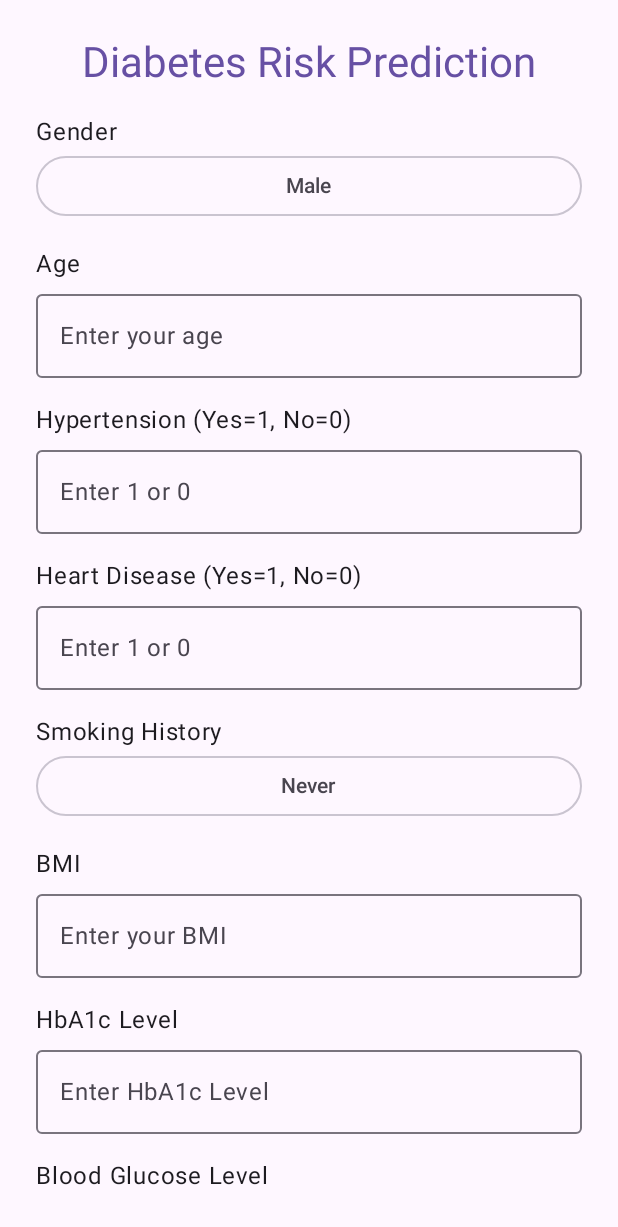
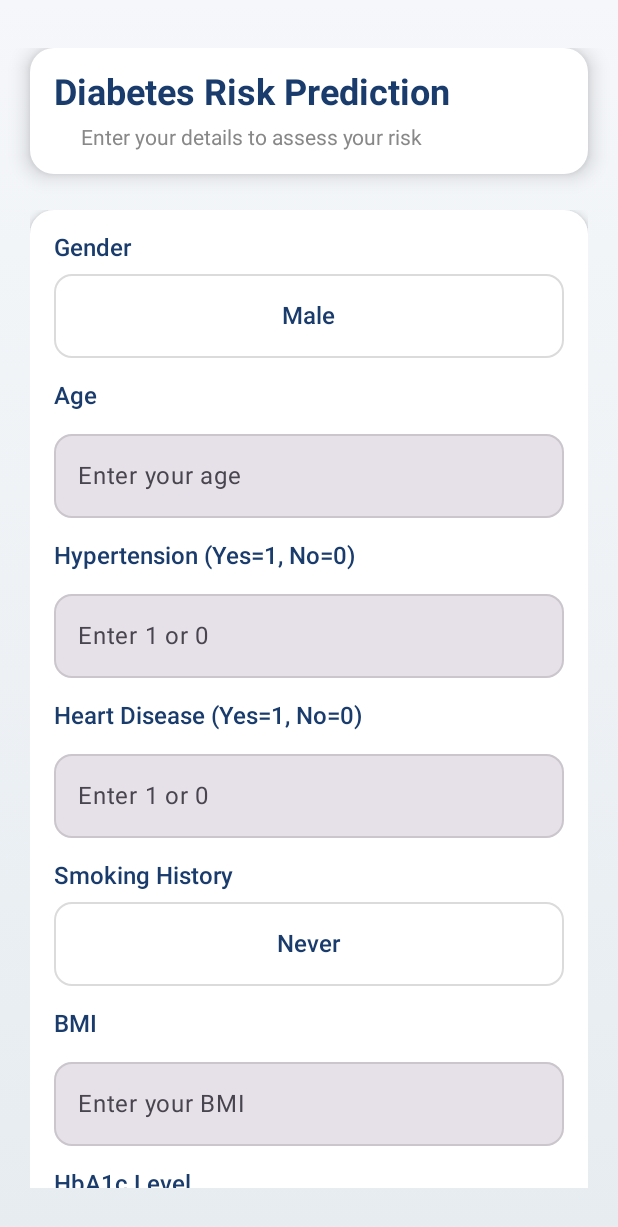
Before and after one commit to dayam8696/Major_Project, an Android app built with Jetpack Compose: the DiabetesPredictionScreen screen opened through its navigation route, on a phone screen of 412 x 824 dp. Shown: the top 1227 px of the screen. Run offline under Robolectric (Android 15) with nearby library versions, the phone set to English and light mode, and no system bars; libraries missing offline, so code that uses them is left out: org.tensorflow.lite.

Commit message:
enhence the UI of diabetes prediction screen

```diff
--- a/app/src/main/java/com/example/majorproject/ui/screens/DiabetesPredictionScreen.kt
+++ b/app/src/main/java/com/example/majorproject/ui/screens/DiabetesPredictionScreen.kt
@@ -2,31 +2,28 @@
 
 import android.content.Context
 import android.widget.Toast
-import androidx.compose.foundation.layout.Box
-import androidx.compose.foundation.layout.Column
-import androidx.compose.foundation.layout.fillMaxSize
-import androidx.compose.foundation.layout.fillMaxWidth
-import androidx.compose.foundation.layout.padding
+import androidx.compose.animation.animateContentSize
+import androidx.compose.foundation.BorderStroke
+import androidx.compose.foundation.background
+import androidx.compose.foundation.border
+import androidx.compose.foundation.layout.*
 import androidx.compose.foundation.rememberScrollState
+import androidx.compose.foundation.shape.RoundedCornerShape
 import androidx.compose.foundation.text.KeyboardOptions
 import androidx.compose.foundation.verticalScroll
-import androidx.compose.material3.Button
-import androidx.compose.material3.DropdownMenu
-import androidx.compose.material3.DropdownMenuItem
-import androidx.compose.material3.MaterialTheme
-import androidx.compose.material3.OutlinedButton
-import androidx.compose.material3.OutlinedTextField
-import androidx.compose.material3.Text
-import androidx.compose.runtime.Composable
-import androidx.compose.runtime.getValue
-import androidx.compose.runtime.mutableStateOf
-import androidx.compose.runtime.remember
-import androidx.compose.runtime.setValue
+import androidx.compose.material3.*
+import androidx.compose.runtime.*
 import androidx.compose.ui.Alignment
 import androidx.compose.ui.Modifier
+import androidx.compose.ui.draw.clip
+import androidx.compose.ui.draw.shadow
+import androidx.compose.ui.graphics.Brush
+import androidx.compose.ui.graphics.Color
 import androidx.compose.ui.platform.LocalContext
+import androidx.compose.ui.text.font.FontWeight
 import androidx.compose.ui.text.input.KeyboardType
 import androidx.compose.ui.unit.dp
+import androidx.compose.ui.unit.sp
 import androidx.navigation.NavController
 import com.example.majorproject.ml.Model
 import org.tensorflow.lite.DataType
@@ -50,145 +47,181 @@
 
     val scrollState = rememberScrollState()
 
+    Box(
+        modifier = Modifier
+            .fillMaxSize()
+            .background(
+                Brush.verticalGradient(
+                    colors = listOf(
+                        Color(0xFFF5F7FA),
+                        Color(0xFFE6ECF0)
+                    )
+                )
+            )
+    ) {
         Column(
             modifier = Modifier
                 .fillMaxSize()
-            .padding(24.dp)
+                .padding(horizontal = 20.dp, vertical = 32.dp)
                 .verticalScroll(scrollState),
+            horizontalAlignment = Alignment.CenterHorizontally
+        ) {
+            // Header
+            Card(
+                modifier = Modifier
+                    .fillMaxWidth()
+                    .padding(bottom = 24.dp)
+                    .shadow(8.dp, RoundedCornerShape(16.dp)),
+                colors = CardDefaults.cardColors(containerColor = Color.White),
+            ) {
+                Column(
+                    modifier = Modifier.padding(16.dp),
                     horizontalAlignment = Alignment.CenterHorizontally
                 ) {
                     Text(
                         text = "Diabetes Risk Prediction",
-            style = MaterialTheme.typography.headlineMedium,
-            color = MaterialTheme.colorScheme.primary,
-            modifier = Modifier.padding(bottom = 16.dp)
+                        fontSize = 24.sp,
+                        fontWeight = FontWeight.Bold,
+                        color = Color(0xFF1A3C6D),
+                        modifier = Modifier.padding(bottom = 8.dp)
                     )
+                    Text(
+                        text = "Enter your details to assess your risk",
+                        fontSize = 14.sp,
+                        color = Color.Gray
+                    )
+                }
+            }
 
+            // Input Fields Card
+            Card(
+                modifier = Modifier
+                    .fillMaxWidth()
+                    .animateContentSize()
+                    .shadow(4.dp, RoundedCornerShape(16.dp)),
+                colors = CardDefaults.cardColors(containerColor = Color.White),
+            ) {
+                Column(
+                    modifier = Modifier.padding(16.dp),
+                    verticalArrangement = Arrangement.spacedBy(16.dp)
+                ) {
                     // Gender Selection
-        Text(
-            text = "Gender",
-            style = MaterialTheme.typography.bodyLarge,
-            modifier = Modifier.align(Alignment.Start)
-        )
+                    InputSection(label = "Gender") {
                         Spinner(
                             items = listOf("Male", "Female"),
                             selectedItem = gender,
                             onItemSelected = { gender = it },
-            modifier = Modifier
-                .fillMaxWidth()
-                .padding(bottom = 16.dp)
+                            modifier = Modifier.fillMaxWidth()
                         )
+                    }
 
                     // Age Input
-        Text(
-            text = "Age",
-            style = MaterialTheme.typography.bodyLarge,
-            modifier = Modifier.align(Alignment.Start)
-        )
+                    InputSection(label = "Age") {
                         OutlinedTextField(
-            value = age,
+                            value = age, // Changed from صحة to value
                             onValueChange = { age = it },
                             label = { Text("Enter your age") },
                             keyboardOptions = KeyboardOptions(keyboardType = KeyboardType.Number),
-            modifier = Modifier
-                .fillMaxWidth()
-                .padding(bottom = 16.dp)
+                            modifier = Modifier.fillMaxWidth(),
+                            shape = RoundedCornerShape(12.dp),
+                            colors = TextFieldDefaults.colors(
+                                focusedIndicatorColor = Color(0xFF1976D2),
+                                unfocusedIndicatorColor = Color.Gray.copy(alpha = 0.3f)
                             )
-
+                        )
+                    }
                     // Hypertension Input
-        Text(
-            text = "Hypertension (Yes=1, No=0)",
-            style = MaterialTheme.typography.bodyLarge,
-            modifier = Modifier.align(Alignment.Start)
-        )
+                    InputSection(label = "Hypertension (Yes=1, No=0)") {
                         OutlinedTextField(
                             value = hypertension,
                             onValueChange = { hypertension = it },
                             label = { Text("Enter 1 or 0") },
                             keyboardOptions = KeyboardOptions(keyboardType = KeyboardType.Number),
-            modifier = Modifier
-                .fillMaxWidth()
-                .padding(bottom = 16.dp)
+                            modifier = Modifier.fillMaxWidth(),
+                            shape = RoundedCornerShape(12.dp),
+                            colors = TextFieldDefaults.colors(
+                                focusedIndicatorColor = Color(0xFF1976D2),
+                                unfocusedIndicatorColor = Color.Gray.copy(alpha = 0.3f)
                             )
+                        )
+                    }
 
                     // Heart Disease Input
-        Text(
-            text = "Heart Disease (Yes=1, No=0)",
-            style = MaterialTheme.typography.bodyLarge,
-            modifier = Modifier.align(Alignment.Start)
-        )
+                    InputSection(label = "Heart Disease (Yes=1, No=0)") {
                         OutlinedTextField(
                             value = heartDisease,
                             onValueChange = { heartDisease = it },
                             label = { Text("Enter 1 or 0") },
                             keyboardOptions = KeyboardOptions(keyboardType = KeyboardType.Number),
-            modifier = Modifier
-                .fillMaxWidth()
-                .padding(bottom = 16.dp)
+                            modifier = Modifier.fillMaxWidth(),
+                            shape = RoundedCornerShape(12.dp),
+                            colors = TextFieldDefaults.colors(
+                                focusedIndicatorColor = Color(0xFF1976D2),
+                                unfocusedIndicatorColor = Color.Gray.copy(alpha = 0.3f)
                             )
+                        )
+                    }
 
                     // Smoking History
-        Text(
-            text = "Smoking History",
-            style = MaterialTheme.typography.bodyLarge,
-            modifier = Modifier.align(Alignment.Start)
-        )
+                    InputSection(label = "Smoking History") {
                         Spinner(
                             items = listOf("Never", "Current", "Former"),
                             selectedItem = smokingHistory,
                             onItemSelected = { smokingHistory = it },
-            modifier = Modifier
-                .fillMaxWidth()
-                .padding(bottom = 16.dp)
+                            modifier = Modifier.fillMaxWidth()
                         )
+                    }
 
                     // BMI Input
-        Text(
-            text = "BMI",
-            style = MaterialTheme.typography.bodyLarge,
-            modifier = Modifier.align(Alignment.Start)
-        )
+                    InputSection(label = "BMI") {
                         OutlinedTextField(
                             value = bmi,
                             onValueChange = { bmi = it },
                             label = { Text("Enter your BMI") },
                             keyboardOptions = KeyboardOptions(keyboardType = KeyboardType.Number),
-            modifier = Modifier
-                .fillMaxWidth()
-                .padding(bottom = 16.dp)
+                            modifier = Modifier.fillMaxWidth(),
+                            shape = RoundedCornerShape(12.dp),
+                            colors = TextFieldDefaults.colors(
+                                focusedIndicatorColor = Color(0xFF1976D2),
+                                unfocusedIndicatorColor = Color.Gray.copy(alpha = 0.3f)
                             )
+                        )
+                    }
 
                     // HbA1c Level
-        Text(
-            text = "HbA1c Level",
-            style = MaterialTheme.typography.bodyLarge,
-            modifier = Modifier.align(Alignment.Start)
-        )
+                    InputSection(label = "HbA1c Level") {
                         OutlinedTextField(
                             value = hba1cLevel,
                             onValueChange = { hba1cLevel = it },
                             label = { Text("Enter HbA1c Level") },
                             keyboardOptions = KeyboardOptions(keyboardType = KeyboardType.Number),
-            modifier = Modifier
-                .fillMaxWidth()
-                .padding(bottom = 16.dp)
+                            modifier = Modifier.fillMaxWidth(),
+                            shape = RoundedCornerShape(12.dp),
+                            colors = TextFieldDefaults.colors(
+                                focusedIndicatorColor = Color(0xFF1976D2),
+                                unfocusedIndicatorColor = Color.Gray.copy(alpha = 0.3f)
                             )
+                        )
+                    }
 
                     // Blood Glucose Level
-        Text(
-            text = "Blood Glucose Level",
-            style = MaterialTheme.typography.bodyLarge,
-            modifier = Modifier.align(Alignment.Start)
-        )
+                    InputSection(label = "Blood Glucose Level") {
                         OutlinedTextField(
                             value = bloodGlucoseLevel,
                             onValueChange = { bloodGlucoseLevel = it },
                             label = { Text("Enter Glucose Level") },
                             keyboardOptions = KeyboardOptions(keyboardType = KeyboardType.Number),
-            modifier = Modifier
-                .fillMaxWidth()
-                .padding(bottom = 16.dp)
+                            modifier = Modifier.fillMaxWidth(),
+                            shape = RoundedCornerShape(12.dp),
+                            colors = TextFieldDefaults.colors(
+                                focusedIndicatorColor = Color(0xFF1976D2),
+                                unfocusedIndicatorColor = Color.Gray.copy(alpha = 0.3f)
                             )
+                        )
+                    }
+                }
+            }
+
             // Predict Button
             Button(
                 onClick = {
@@ -207,7 +240,6 @@
                             hba1cLevel = hba1cLevel.toFloat(),
                             bloodGlucoseLevel = bloodGlucoseLevel.toFloat()
                         )
-                    // Show a Toast with the prediction value
                         Toast.makeText(context, "Prediction: $prediction", Toast.LENGTH_SHORT).show()
                         DiabetesResultHolder.result = prediction
                         navController.navigate(route = "DiabetesResultScreen")
@@ -216,14 +248,55 @@
                 modifier = Modifier
                     .fillMaxWidth()
                     .padding(top = 24.dp)
+                    .height(56.dp)
+                    .clip(RoundedCornerShape(12.dp)),
+                colors = ButtonDefaults.buttonColors(
+                    containerColor = Color.Transparent
+                ),
+                contentPadding = PaddingValues()
             ) {
-            Text("Predict", style = MaterialTheme.typography.bodyLarge)
+                Box(
+                    modifier = Modifier
+                        .fillMaxSize()
+                        .background(
+                            Brush.horizontalGradient(
+                                colors = listOf(
+                                    Color(0xFF1976D2),
+                                    Color(0xFF42A5F5)
+                                )
+                            )
+                        ),
+                    contentAlignment = Alignment.Center
+                ) {
+                    Text(
+                        text = "Predict Risk",
+                        fontSize = 18.sp,
+                        fontWeight = FontWeight.SemiBold,
+                        color = Color.White
+                    )
                 }
-
+            }
+        }
     }
 }
 
-
+@Composable
+fun InputSection(
+    label: String,
+    content: @Composable () -> Unit
+) {
+    Column(
+        verticalArrangement = Arrangement.spacedBy(8.dp)
+    ) {
+        Text(
+            text = label,
+            fontSize = 16.sp,
+            fontWeight = FontWeight.Medium,
+            color = Color(0xFF1A3C6D)
+        )
+        content()
+    }
+}
 
 @Composable
 fun Spinner(
@@ -237,20 +310,36 @@
     Box(modifier = modifier) {
         OutlinedButton(
             onClick = { expanded = true },
-            modifier = Modifier.fillMaxWidth()
+            modifier = Modifier
+                .fillMaxWidth()
+                .height(56.dp),
+            shape = RoundedCornerShape(12.dp),
+            colors = ButtonDefaults.outlinedButtonColors(
+                contentColor = Color(0xFF1A3C6D)
+            ),
+            border = BorderStroke(1.dp, Color.Gray.copy(alpha = 0.3f))
         ) {
-            Text(selectedItem)
+            Text(
+                text = selectedItem,
+                fontSize = 16.sp
+            )
             DropdownMenu(
                 expanded = expanded,
-                onDismissRequest = { expanded = false }
+                onDismissRequest = { expanded = false },
+                modifier = Modifier
+                    .background(Color.White)
+                    .border(1.dp, Color.Gray.copy(alpha = 0.2f), RoundedCornerShape(8.dp))
             ) {
                 items.forEach { item ->
                     DropdownMenuItem(
-                        text = { Text(item) },
+                        text = { Text(item, fontSize = 16.sp) },
                         onClick = {
                             onItemSelected(item)
                             expanded = false
-                        }
+                        },
+                        modifier = Modifier
+                            .fillMaxWidth()
+                            .padding(horizontal = 8.dp)
                     )
                 }
             }
@@ -258,6 +347,7 @@
     }
 }
 
+// The validateInputs, predictDiabetesRisk, and DiabetesResultHolder remain unchanged
 fun validateInputs(
     age: String,
     hypertension: String,
@@ -266,7 +356,6 @@
     hba1cLevel: String,
     bloodGlucoseLevel: String
 ): Boolean {
-    // Implement your validation logic here
     return age.isNotEmpty() && hypertension.isNotEmpty() &&
             heartDisease.isNotEmpty() && bmi.isNotEmpty() &&
             hba1cLevel.isNotEmpty() && bloodGlucoseLevel.isNotEmpty()
@@ -283,14 +372,12 @@
     hba1cLevel: Float,
     bloodGlucoseLevel: Float
 ): Float {
-    // One-Hot Encoding for gender
     val genderOneHot = when (gender) {
         "Male" -> floatArrayOf(1.0f, 0.0f)
         "Female" -> floatArrayOf(0.0f, 1.0f)
         else -> floatArrayOf(0.0f, 0.0f)
     }
 
-    // One-Hot Encoding for smoking history
     val smokingHistoryOneHot = when (smokingHistory) {
         "Never" -> floatArrayOf(1.0f, 0.0f, 0.0f)
         "Current" -> floatArrayOf(0.0f, 1.0f, 0.0f)
@@ -298,23 +385,18 @@
         else -> floatArrayOf(0.0f, 0.0f, 0.0f)
     }
 
-    // Prepare byte buffer (8 features)
     val byteBuffer = ByteBuffer.allocateDirect(8 * 4).apply {
         order(ByteOrder.nativeOrder())
-        // Gender
         putFloat(genderOneHot[0])
         putFloat(genderOneHot[1])
-        // Smoking history
         putFloat(smokingHistoryOneHot[0])
         putFloat(smokingHistoryOneHot[1])
         putFloat(smokingHistoryOneHot[2])
-        // Other features
         putFloat(age)
         putFloat(bmi)
         putFloat(bloodGlucoseLevel)
     }
 
-    // Load model and make prediction
     val model = Model.newInstance(context)
     val inputFeature0 = TensorBuffer.createFixedSize(intArrayOf(1, 8), DataType.FLOAT32)
     inputFeature0.loadBuffer(byteBuffer)
@@ -325,8 +407,9 @@
 
     model.close()
 
-    return prediction  // Return as percentage
+    return prediction
 }
+
 object DiabetesResultHolder {
     var result: Float? = null
 }
--- a/app/src/main/java/com/example/majorproject/ui/screens/HomeScreen.kt
+++ b/app/src/main/java/com/example/majorproject/ui/screens/HomeScreen.kt
@@ -88,8 +88,8 @@
         )
         Spacer(modifier = Modifier.height(12.dp))
         FavoriteToolItem(
-            title = "Graph Analysis",
-            description = "Analyze your medical data",
+            title = "Predict Disease",
+            description = "Use AI to predict diseases based on your health data",
             imageRes = R.drawable.graph,
             gradientColors = listOf(Color(0xFFFF9800), Color(0xFFFFB300)), // Orange gradient
             navController = navController
@@ -157,7 +157,7 @@
                         if (title == "Joint Analysis") {
                             navController.navigate("kneePredictionScreen")
                         }
-                        if (title == "Graph Analysis") {
+                        if (title == "Predict Disease") {
                             navController.navigate("SelectDiseaseScreen")
                         }
                     },
```
Lines whose indentation alone changed are shown as unchanged.
